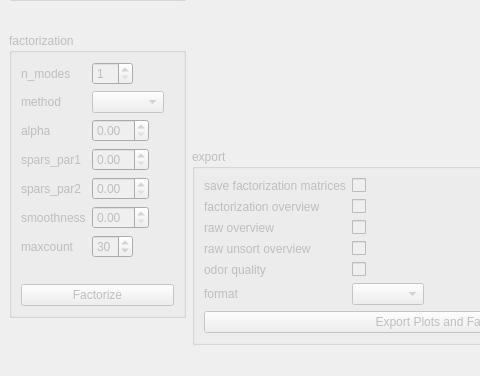
dedan/DrosCalciumAnalyse, file main_gui/main_window.ui: the form before one commit; both pictures show x 0 to 480 and y 348 to 724 of the 728 by 724 pixel window.
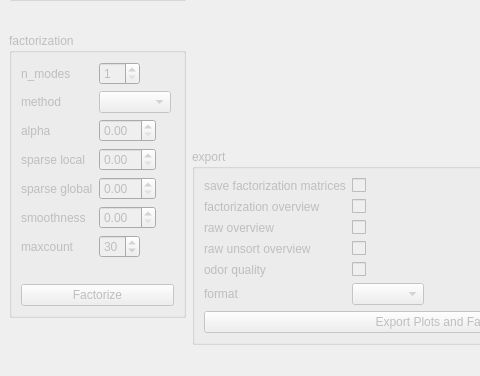
The form after the commit. Custom widgets are drawn as their Qt base class.

Commit message: rename nnma parameters

```diff
--- a/main_gui/main_window.ui
+++ b/main_gui/main_window.ui
@@ -234,7 +234,7 @@
          <item row="3" column="0">
           <widget class="QLabel" name="spars_par1_label">
            <property name="text">
-            <string>spars_par1</string>
+            <string>sparse local</string>
            </property>
           </widget>
          </item>
@@ -244,7 +244,7 @@
          <item row="4" column="0">
           <widget class="QLabel" name="spars_par2_label">
            <property name="text">
-            <string>spars_par2</string>
+            <string>sparse global</string>
            </property>
           </widget>
          </item>
```
Left out of the diff: 3 changed lines with no effect on the pictures.
